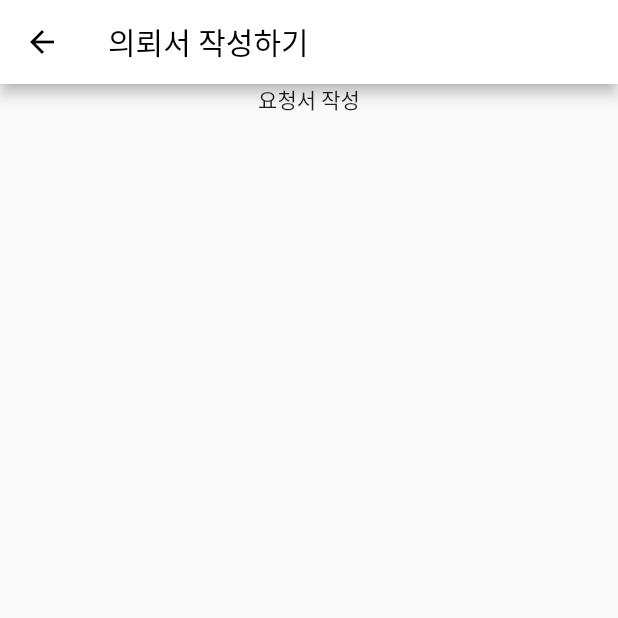
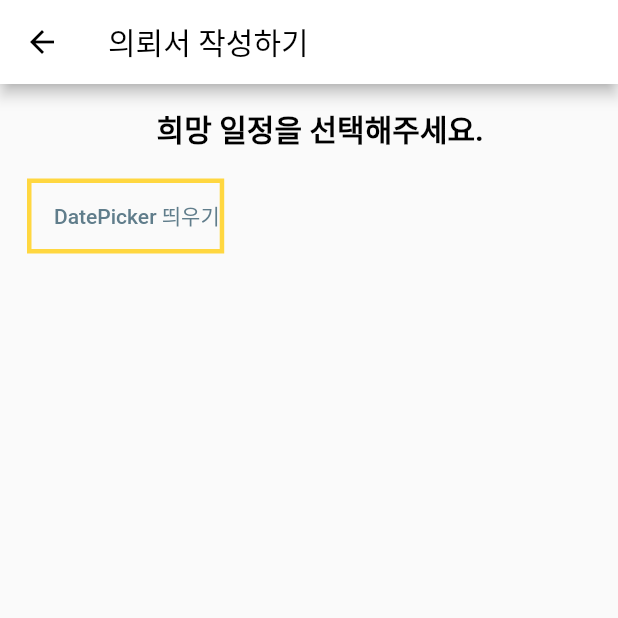
Before and after one commit to mqm00/HemingWay, a Flutter app: the screen it shows after launch, after a tap on "의뢰하기", on a phone screen of 412 x 824 dp, the top half of it. Run offline on Flutter 3.47's test engine with Material 2 defaults, Android fonts, the phone set to English and light mode, and no system bars; our stand-ins replace syncfusion_flutter_datepicker.

Commit message:
이승수

```diff
--- a/lib/main.dart
+++ b/lib/main.dart
@@ -12,6 +12,7 @@ class MyApp extends StatelessWidget {
   @override
   Widget build(BuildContext context) {
     return MaterialApp(
+      debugShowCheckedModeBanner: false,
       title: 'HemingWay',
       theme: ThemeData(
         primarySwatch: Colors.blueGrey
--- a/lib/screens/expert_screen.dart
+++ b/lib/screens/expert_screen.dart
@@ -144,7 +144,7 @@ class _ExpertInformationState extends State<ExpertInformation> {
             left: 30,
             child: Container(
               width: MediaQuery.of(context).size.width,
-              height: 280,
+              height: MediaQuery.of(context).size.height*0.43,
               //cloumn singlechildscrollview로
               child: SingleChildScrollView(
                 child: Column(
@@ -365,7 +365,7 @@ class _ExpertInformationState extends State<ExpertInformation> {
           ), //상세 정보
           Positioned(
             right: MediaQuery.of(context).size.width-411,
-            top: MediaQuery.of(context).size.height-131,
+            top: MediaQuery.of(context).size.height*0.81,
             child: ElevatedButton(
               onPressed: () {
                 Navigator.push(context, MaterialPageRoute(builder: (context) => RequestPaper()));
@@ -374,10 +374,10 @@ class _ExpertInformationState extends State<ExpertInformation> {
               style: ElevatedButton.styleFrom(
                 primary: Colors.indigoAccent,
                 shape: RoundedRectangleBorder(
-                  borderRadius: BorderRadius.circular(30.0),
+                  //borderRadius: BorderRadius.circular(.0),
                 ),
                 elevation: 1.0,
-                minimumSize: Size(300, 50),
+                minimumSize: Size(MediaQuery.of(context).size.width, 50),
               ),
             ),
           ),
--- a/lib/screens/request_screen.dart
+++ b/lib/screens/request_screen.dart
@@ -1,4 +1,5 @@
 import 'package:flutter/material.dart';
+import 'package:syncfusion_flutter_datepicker/datepicker.dart';
 
 class RequestPaper extends StatefulWidget {
   const RequestPaper({Key? key}) : super(key: key);
@@ -19,19 +20,51 @@ class _RequestPaperState extends State<RequestPaper> {
           ),
         ),
         backgroundColor: Colors.white,
-          iconTheme: IconThemeData(
-            color: Colors.black
+        iconTheme: IconThemeData(color: Colors.black),
+      ),
+      body: Column(
+        children: [
+          Column(
+            children: [
+              SizedBox(height: 15,),
+              RichText(
+                text: TextSpan(
+                  text: '   희망 일정을 선택해주세요.',
+                  style: TextStyle(
+                      fontWeight: FontWeight.bold,
+                      fontSize: 20,
+                      color: Colors.black),
                 ),
               ),
-      body: Center(
-        child: Column(
+              Row(
                 children: [
-            Container(
-              child: Text("요청서 작성"),
-            )
+                  TextButton(
+                    onPressed: () {
+                      showDatePickerPop();
+                    },
+                    child: Container(
+                      height: 50,
+                      margin: const EdgeInsets.all(10.0),
+                      padding: const EdgeInsets.only(
+                        left: 15,
+                      ),
+                      decoration: BoxDecoration(
+                          border: Border.all(
+                            width: 3,
+                            color: Colors.amberAccent,
+                          )),
+                      alignment: Alignment.centerLeft,
+                      child: Text(
+                        'DatePicker 띄우기',
+                      ),
+                    ),
+                  ),
                 ],
               ),
-      )
+            ],
+          ),
+        ],
+      ),
     );
   }
 }
--- a/pubspec.yaml
+++ b/pubspec.yaml
@@ -31,6 +31,9 @@ environment:
 dependencies:
   flutter:
     sdk: flutter
+
+  syncfusion_flutter_datepicker: ^19.2.62
+  intl: ^0.17.0
 
 
   # The following adds the Cupertino Icons font to your application.
```
Also changed, not shown: pubspec.lock. Lines whose indentation alone changed are shown as unchanged.
